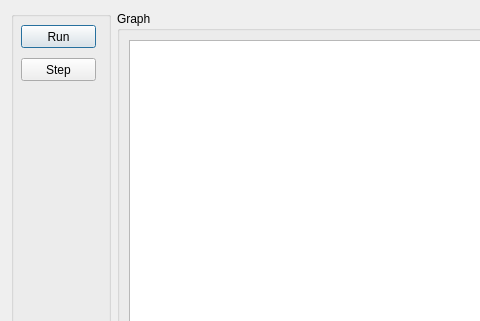
Old version of the form simulationdialog.ui in the repository eskultety/FibonacciHeaps_demo; both pictures show x 0 to 480 and y 0 to 321 of the 1032 by 716 pixel window.
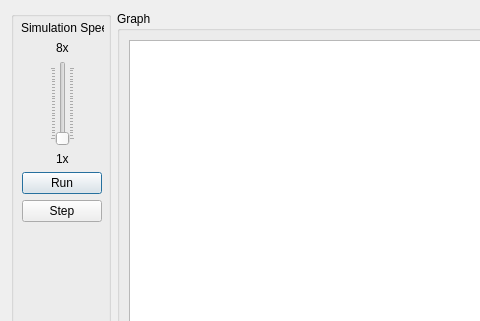
New version of the form.

Commit message:
pre-simulation setup for Prim
* dynamic allocation of Prim class
* filling Prim object with FibNodes and edges

Patch:
```diff
--- a/simulationdialog.ui
+++ b/simulationdialog.ui
@@ -31,31 +31,65 @@
      <property name="title">
       <string/>
      </property>
-     <widget class="QPushButton" name="pushButton">
+     <widget class="QWidget" name="layoutWidget">
       <property name="geometry">
        <rect>
         <x>10</x>
-        <y>14</y>
-        <width>75</width>
-        <height>23</height>
+        <y>10</y>
+        <width>83</width>
+        <height>201</height>
        </rect>
       </property>
-      <property name="text">
-       <string>Run</string>
-      </property>
-     </widget>
-     <widget class="QPushButton" name="pushButton_2">
-      <property name="geometry">
-       <rect>
-        <x>10</x>
-        <y>47</y>
-        <width>75</width>
-        <height>23</height>
-       </rect>
-      </property>
-      <property name="text">
-       <string>Step</string>
-      </property>
+      <layout class="QVBoxLayout" name="verticalLayout_3">
+       <item>
+        <widget class="QLabel" name="label">
+         <property name="text">
+          <string>Simulation Speed</string>
+         </property>
+        </widget>
+       </item>
+       <item alignment="Qt::AlignHCenter">
+        <widget class="QLabel" name="label_3">
+         <property name="text">
+          <string>8x</string>
+         </property>
+        </widget>
+       </item>
+       <item alignment="Qt::AlignHCenter">
+        <widget class="QSlider" name="verticalSlider">
+         <property name="orientation">
+          <enum>Qt::Vertical</enum>
+         </property>
+         <property name="tickPosition">
+          <enum>QSlider::TicksBothSides</enum>
+         </property>
+         <property name="tickInterval">
+          <number>4</number>
+         </property>
+        </widget>
+       </item>
+       <item alignment="Qt::AlignHCenter">
+        <widget class="QLabel" name="label_2">
+         <property name="text">
+          <string>1x</string>
+         </property>
+        </widget>
+       </item>
+       <item alignment="Qt::AlignHCenter">
+        <widget class="QPushButton" name="pushButton">
+         <property name="text">
+          <string>Run</string>
+         </property>
+        </widget>
+       </item>
+       <item alignment="Qt::AlignHCenter">
+        <widget class="QPushButton" name="pushButton_2">
+         <property name="text">
+          <string>Step</string>
+         </property>
+        </widget>
+       </item>
+      </layout>
      </widget>
     </widget>
    </item>
```
The commit also changes 12 other files.
